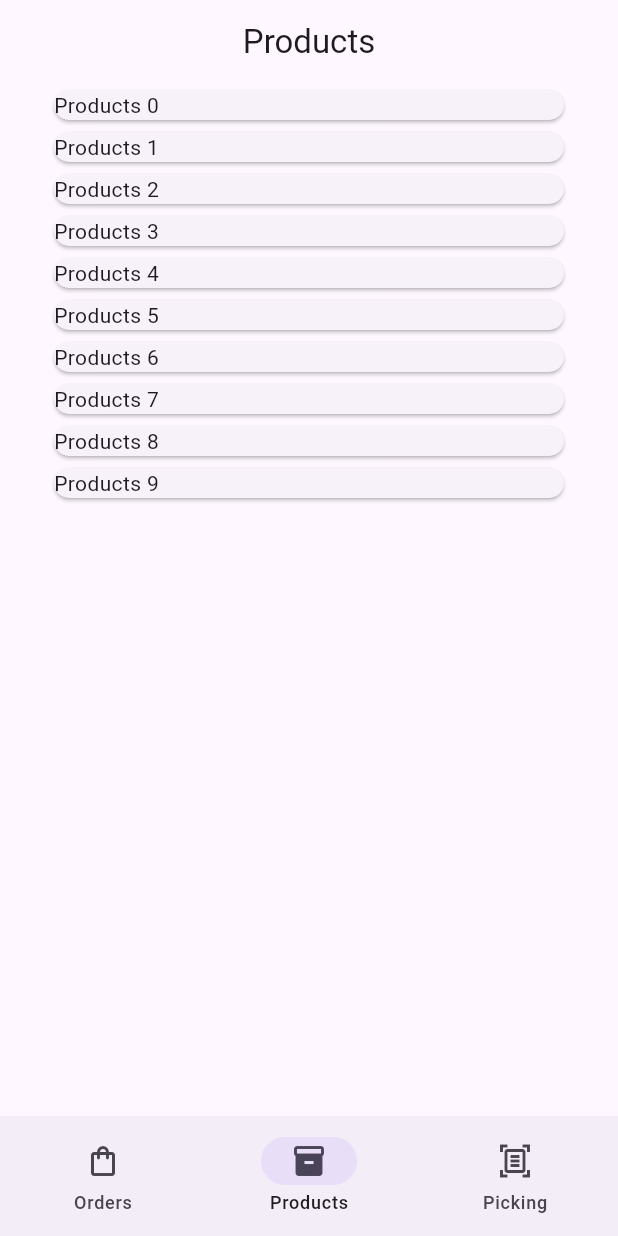
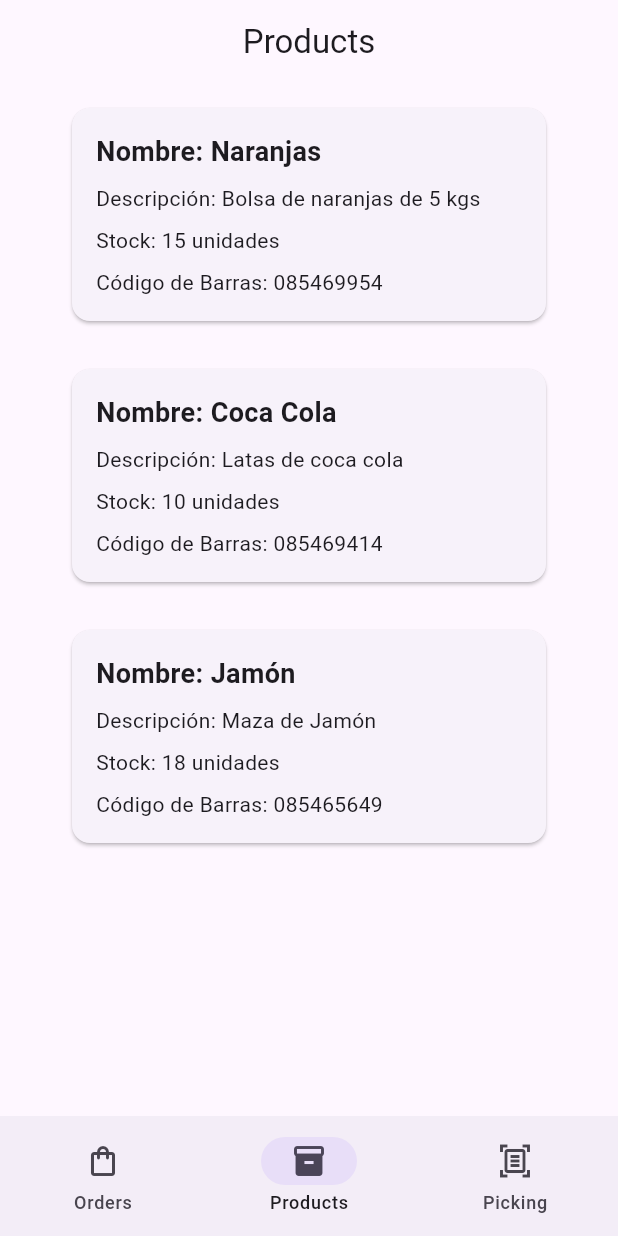
Before and after one commit to npescador/PickDepartureApp, a Flutter app: the ProductsListPage screen opened by its route, on a phone screen of 412 x 824 dp. Run offline on Flutter 3.47's test engine with Material 3 defaults, Android fonts, the phone set to English and light mode, and no system bars; our stand-ins replace get_it, go_router, lottie; missing offline and left inert: flutter_barcode_scanner.

Commit message:
Rename constants file and design tests

```diff
--- a/lib/presentation/constants/constants_colors.dart
+++ b/lib/presentation/constants/colors_constants.dart
@@ -1,9 +1,9 @@
 import 'package:flutter/material.dart';
 
-class ConstantsColors {
+class ColorsConstants {
   static Color primaryColor = const Color(0xffBAE162);
-  static const lightBlue = Color(0xff1E2E3D);
-  static const blue = Color(0xff152534);
+  static const lightBlue = Color.fromARGB(255, 121, 166, 209);
+  static const blue = Color.fromARGB(255, 69, 106, 141);
   static const darkBlue = Color(0xff0C1C2E);
   static const grey = Color(0xffE8EAEC);
 }
--- a/lib/presentation/constants/constants_validations.dart
+++ b/lib/presentation/constants/validations_constants.dart
@@ -1,7 +1,7 @@
 import 'package:flutter/material.dart';
 
-class ConstantsValidations {
-  ConstantsValidations._();
+class ValidationsConstants {
+  ValidationsConstants._();
 
   static final navigationKey = GlobalKey<NavigatorState>();
 
--- a/lib/presentation/navigation/navigation_routes.dart
+++ b/lib/presentation/navigation/navigation_routes.dart
@@ -1,5 +1,4 @@
 import 'package:go_router/go_router.dart';
-import 'package:pick_departure_app/presentation/view/authentication/login_page.dart';
 import 'package:pick_departure_app/presentation/view/home/home_page.dart';
 import 'package:pick_departure_app/presentation/view/orders/new_order/new_order_page.dart';
 import 'package:pick_departure_app/presentation/view/orders/order_detail/order_detail_page.dart';
@@ -7,6 +6,7 @@ import 'package:pick_departure_app/presentation/view/orders/order_list/order_lis
 import 'package:pick_departure_app/presentation/view/orders/order_preparation/order_preparation_page.dart';
 import 'package:pick_departure_app/presentation/view/picking/picking_page.dart';
 import 'package:pick_departure_app/presentation/view/products/product_list_page.dart';
+import 'package:pick_departure_app/presentation/view/splash/splash_page.dart';
 
 class NavigationRoutes {
   static const INITIAL_ROUTE = "/";
@@ -35,7 +35,7 @@ final GoRouter router = GoRouter(
   routes: [
     GoRoute(
       path: NavigationRoutes.INITIAL_ROUTE,
-      builder: (context, state) => const LoginPage(),
+      builder: (context, state) => const SplashPage(),
     ),
     StatefulShellRoute.indexedStack(
         builder: (context, state, navigationShell) => HomePage(
--- a/lib/presentation/view/products/product_list_page.dart
+++ b/lib/presentation/view/products/product_list_page.dart
@@ -1,4 +1,5 @@
 import 'package:flutter/material.dart';
+import 'package:pick_departure_app/data/product/product_model.dart';
 
 class ProductsListPage extends StatefulWidget {
   const ProductsListPage({super.key});
@@ -8,6 +9,27 @@ class ProductsListPage extends StatefulWidget {
 }
 
 class _ProductsListPageState extends State<ProductsListPage> {
+  final List<ProductModel> _products = [
+    ProductModel(
+        id: 1,
+        name: "Naranjas",
+        description: "Bolsa de naranjas de 5 kgs",
+        barcode: "085469954",
+        stock: 15),
+    ProductModel(
+        id: 1,
+        name: "Coca Cola",
+        description: "Latas de coca cola",
+        barcode: "085469414",
+        stock: 10),
+    ProductModel(
+        id: 1,
+        name: "Jamón",
+        description: "Maza de Jamón",
+        barcode: "085465649",
+        stock: 18),
+  ];
+
   @override
   Widget build(BuildContext context) {
     return Scaffold(
@@ -19,10 +41,31 @@ class _ProductsListPageState extends State<ProductsListPage> {
         child: Scrollbar(
           child: ListView.builder(
             padding: const EdgeInsets.symmetric(horizontal: 32),
-            itemCount: 10,
+            itemCount: _products.length,
+            //itemCount: 2,
             itemBuilder: (_, index) {
+              final product = _products[index];
               return Card(
-                child: Text("Products $index"),
+                margin: const EdgeInsets.all(16.0),
+                child: Padding(
+                  padding: const EdgeInsets.all(16.0),
+                  child: Column(
+                    crossAxisAlignment: CrossAxisAlignment.start,
+                    children: [
+                      Text(
+                        'Nombre: ${product.name}',
+                        style: const TextStyle(
+                            fontSize: 18.0, fontWeight: FontWeight.bold),
+                      ),
+                      const SizedBox(height: 8.0),
+                      Text('Descripción: ${product.description}'),
+                      const SizedBox(height: 8.0),
+                      Text('Stock: ${product.stock} unidades'),
+                      const SizedBox(height: 8.0),
+                      Text('Código de Barras: ${product.barcode}'),
+                    ],
+                  ),
+                ),
               );
             },
           ),
```
Also changed, not shown: lib/presentation/constants/theme_constants.dart (renamed from lib/presentation/constants/constants_theme.dart, +6 -6 lines), lib/presentation/view/authentication/login_page.dart (+8 -8 lines), lib/presentation/widget/Product/product_item.dart (added, +74 -0 lines).
